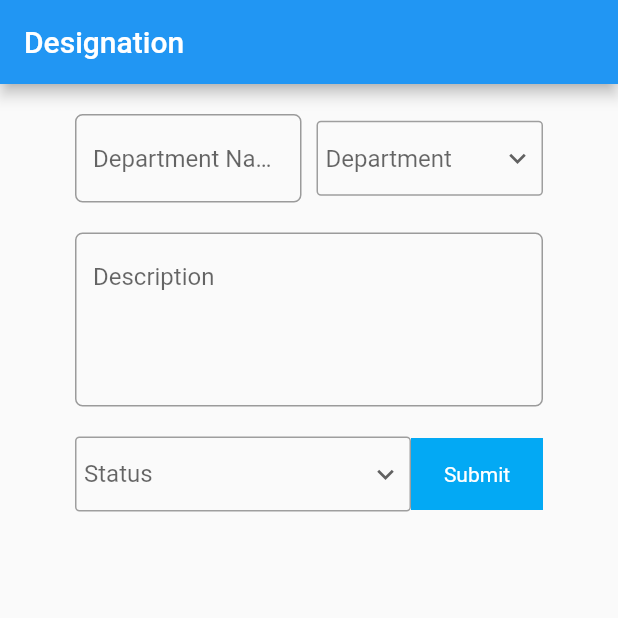
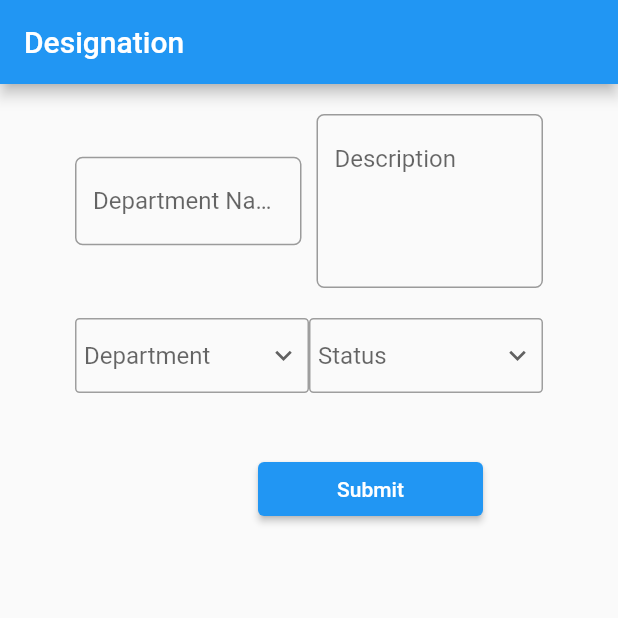
Before and after one commit to anvi-comp/skipper_internship, a Flutter app: the screen it shows after launch, on a phone screen of 412 x 824 dp, the top half of it. Run offline on Flutter 3.47's test engine with Material 2 defaults, Android fonts, the light colour scheme and no system bars.

Commit message:
Update main.dart

```diff
--- a/lib/main.dart
+++ b/lib/main.dart
@@ -75,45 +75,6 @@ class _MyHomePageState extends State<MyHomePage> {
                     Expanded(
                       // optional flex property if flex is 1 because the default flex is 1
                       flex: 1,
-                      child: Container(
-                        padding: EdgeInsets.only(left: 5.0, right: 5.0),
-                        decoration: BoxDecoration(
-                            border: Border.all(color: Colors.grey),
-                            borderRadius: BorderRadius.circular(3.0)
-                        ),
-                        child: DropdownButton<String>(
-                          //value: dropdownValue,
-                          isExpanded: true,
-                          hint: Text("Department"),
-                          icon: Icon(Icons.keyboard_arrow_down, size: 22),
-                          underline: SizedBox(),
-                          items: <String>['Dept1', 'Dept2', 'Dept3', 'Dept4'].map((String value) {
-                            return new DropdownMenuItem<String>(
-                              value: value,
-                              child: new Text(value),
-                            );
-                          }).toList(),
-                          onChanged: (value) {
-                            //Do something with this value
-                            setState(() {
-                              dropdownValue = value!;
-                            });
-                          },
-                        ),
-                      ),
-                    ),
-                  ],
-                ),
-
-                SizedBox(height: 10.0),
-                SizedBox(height: 10.0),
-
-                Row(
-                  mainAxisAlignment: MainAxisAlignment.spaceEvenly,
-                  children: <Widget>[
-                    Expanded(
-                      // optional flex property if flex is 1 because the default flex is 1
-                      flex: 1,
 
                       child: TextFormField(
 
@@ -136,33 +97,51 @@ class _MyHomePageState extends State<MyHomePage> {
                         },
                       ),
 
+
                     ),
-
-
-                    // Expanded(
-                    //   // optional flex property if flex is 1 because the default flex is 1
-                    //   flex: 1,
-                    //   child: TextField(
-                    //     decoration: InputDecoration(
-                    //         labelText: 'Name',
-                    //         labelStyle: TextStyle(
-                    //             color: Colors.grey[400]
-                    //         )
-                    //     ),
-                    //   ),
-                    // ),
                   ],
                 ),
+
                 SizedBox(height: 10.0),
                 SizedBox(height: 10.0),
                 Row(
                   mainAxisAlignment: MainAxisAlignment.spaceBetween,
                   children: <Widget>[
                     Expanded(
+// optional flex property if flex is 1 because the default flex is 1
+                      flex: 1,
+                      child: Container(
+                        padding: EdgeInsets.symmetric(horizontal: 5.0),
+                        decoration: BoxDecoration(
+                            border: Border.all(color: Colors.grey),
+                            borderRadius: BorderRadius.circular(3.0)
+                        ),
+                        child: DropdownButton<String>(
+//value: dropdownValue,
+                          isExpanded: true,
+                          hint: Text("Department"),
+                          icon: Icon(Icons.keyboard_arrow_down, size: 22),
+                          underline: SizedBox(),
+                          items: <String>['Dept1', 'Dept2', 'Dept3', 'Dept4'].map((String value) {
+                            return new DropdownMenuItem<String>(
+                              value: value,
+                              child: new Text(value),
+                            );
+                          }).toList(),
+                          onChanged: (value) {
+//Do something with this value
+                            setState(() {
+                              dropdownValue = value!;
+                            });
+                          },
+                        ),
+                      ),
+                    ),
+                    Expanded(
                       // optional flex property if flex is 1 because the default flex is 1
                       flex: 1,
                       child: Container(
-                        padding: EdgeInsets.only(left: 5.0, right: 5.0),
+                        padding: EdgeInsets.symmetric(horizontal: 5.0),
                         decoration: BoxDecoration(
                             border: Border.all(color: Colors.grey),
                             borderRadius: BorderRadius.circular(3.0)
@@ -193,26 +172,36 @@ class _MyHomePageState extends State<MyHomePage> {
                     SizedBox(height: 10.0),
                     //Row(mainAxisAlignment: MainAxisAlignment.spaceBetween, children: [
 
-                    Container(
-                      color: Colors.lightBlue,
-                      child: RawMaterialButton(
-                        child: Text('Submit', style: TextStyle(color: Colors.white)),
-                        onPressed: () {
-                          //Do Something
-                        },
-                      ),
-                    ),
+                    // Container(
+                    //   color: Colors.lightBlue,
+                    //   child: RawMaterialButton(
+                    //     child: Text('Submit', style: TextStyle(color: Colors.white)),
+                    //     onPressed: () {
+                    //       //Do Something
+                    //     },
+                    //   ),
+                    // ),
                   ],
+
                 ),
+                Container(
+                    margin: const EdgeInsets.all(40),
+                    child: Align(
+                        alignment: Alignment.centerRight,
+                        child: ElevatedButton(
+                            style: ElevatedButton.styleFrom(
+                              alignment: Alignment.centerRight,
+                              fixedSize: const Size(150, 20),
+                            ),
+                            onPressed: () {},
+                            child: const Align(
+                              child: Text('Submit'),
+                            )))),
+              ]
 
-
-
-            ],
-          )]
-          ),
-        )
-    )
-
+            ),
+          ])
+      ))
     );
   }
 }
```
